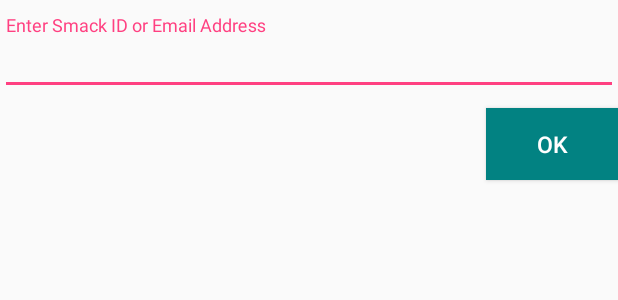
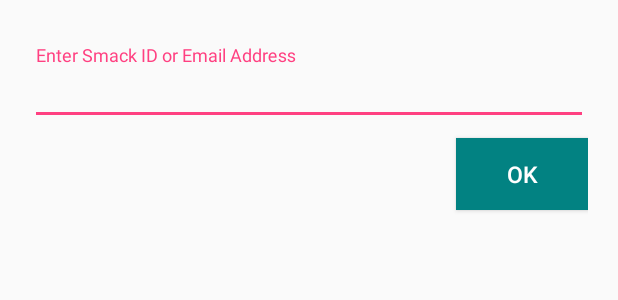
Before and after one commit to AndroidTecknowlogy/Negotiator, an Android app: the layout fragment_add_new_user.xml on its own in the app's theme, with its tools: preview values and no code run, on a phone screen of 412 x 824 dp. Shown: the top 300 px of the screen. Run offline under Robolectric (Android 15) with nearby library versions, the phone set to English and light mode, and no system bars.

```diff
--- a/app/src/main/res/layout/fragment_add_new_user.xml
+++ b/app/src/main/res/layout/fragment_add_new_user.xml
@@ -1,7 +1,9 @@
 <?xml version="1.0" encoding="utf-8"?>
 <LinearLayout xmlns:android="http://schemas.android.com/apk/res/android"
-    android:orientation="vertical" android:layout_width="match_parent"
-    android:layout_height="match_parent">
+    android:orientation="vertical"
+    android:layout_width="match_parent"
+    android:layout_height="match_parent"
+    android:layout_margin="20dp">
 
     <android.support.design.widget.TextInputLayout
         android:id="@+id/user_info"
```
Also changed, not shown: app/src/main/java/com/kongahack/negotiator/activity/ProductActivity.java (+8 -2 lines), app/src/main/java/com/kongahack/negotiator/adapter/ProductAdapter.java (+12 -1 lines), app/src/main/java/com/kongahack/negotiator/fragment/AddNewUserFragment.java (+33 -1 lines).
